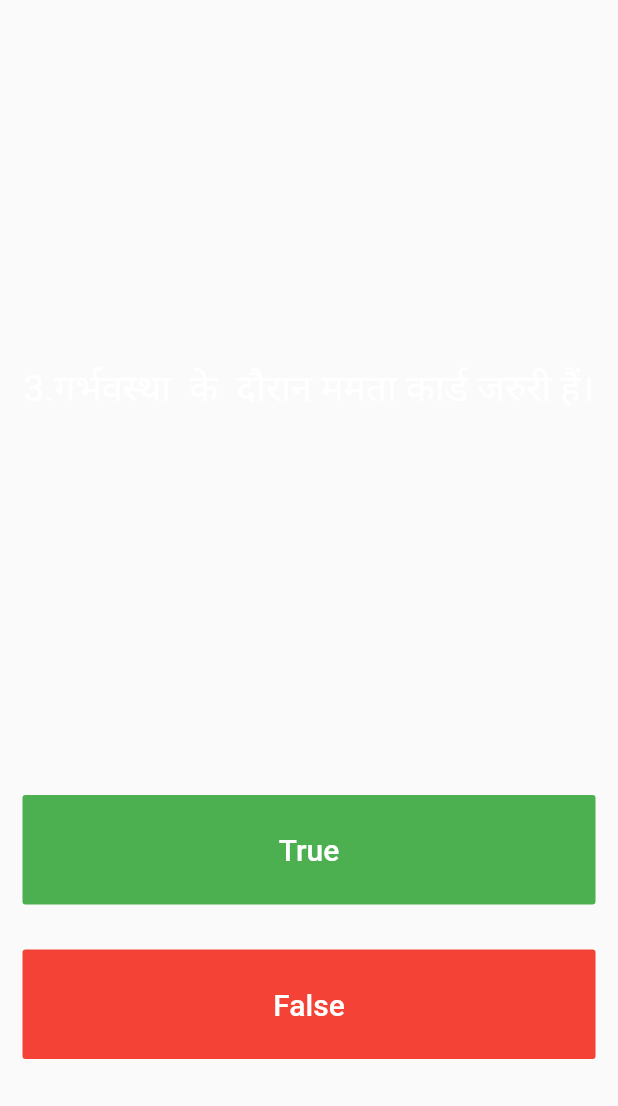
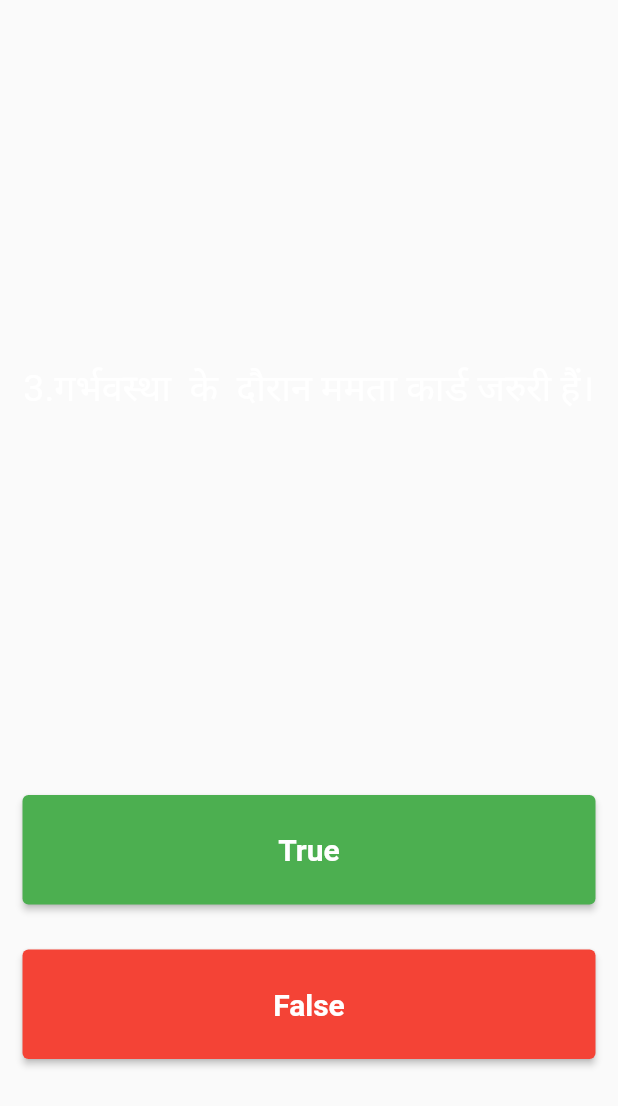
Before and after one commit to kanishka231/mai_new_version, a Flutter app: the QuizPage widget shown alone on an empty page, opened directly, on a phone screen of 412 x 824 dp. Shown: the top 1106 px of the screen. Run offline on Flutter 3.47's test engine with Material 2 defaults, Android fonts, the phone set to English and light mode, and no system bars; our stand-ins replace audioplayers, chewie, rflutter_alert, video_player.

Commit message:
changes in quiz

```diff
--- a/lib/quiz.dart
+++ b/lib/quiz.dart
@@ -32,10 +32,7 @@ class HomePage extends StatelessWidget {
                   color: Colors.brown.shade900,
                 ),
               ),
-              RaisedButton(
-                padding: EdgeInsets.all(15.0),
-                elevation: 5.0,
-                color: Colors.lightGreen.shade200,
+              ElevatedButton(
                 onPressed: () {
                   Navigator.push(
                     context,
@@ -44,11 +41,15 @@ class HomePage extends StatelessWidget {
                     ),
                   );
                 },
-                child: Text(
-                  'Start Quiz',
-                  style: TextStyle(fontSize: 40.0, color: Colors.red),
-                ),
-              )
+                style: ElevatedButton.styleFrom(
+                    primary: Colors.lightGreen.shade200,
+                    //onPrimary: Colors.white,
+                    padding: EdgeInsets.all(15.0),
+                    elevation: 5.0,
+                    textStyle:
+                    const TextStyle(fontSize: 40, fontWeight: FontWeight.bold,color: Colors.red,)),
+                child: const Text('Start Quiz'),
+              ),
             ],
           ),
         ),
@@ -182,38 +183,37 @@ class _QuizPageState extends State<QuizPage> {
         Expanded(
           child: Padding(
             padding: EdgeInsets.all(15.0),
-            child: FlatButton(
-              textColor: Colors.white,
-              color: Colors.green,
-              child: Text(
-                'True',
-                style: TextStyle(
-                  color: Colors.white,
-                  fontSize: 20.0,
-                ),
-              ),
+            child: ElevatedButton(
               onPressed: () {
                 checkAnswer(context, true);
               },
+              style: ElevatedButton.styleFrom(
+                  primary: Colors.green,
+                  onPrimary: Colors.white,
+                  padding:
+                  const EdgeInsets.symmetric(horizontal: 50, vertical: 20),
+                  textStyle:
+                  const TextStyle(fontSize: 20, fontWeight: FontWeight.bold,color: Colors.white,)),
+              child: const Text('True'),
             ),
           ),
         ),
         Expanded(
           child: Padding(
             padding: EdgeInsets.all(15.0),
-            child: FlatButton(
-              color: Colors.red,
-              child: Text(
-                'False',
-                style: TextStyle(
-                  fontSize: 20.0,
-                  color: Colors.white,
-                ),
-              ),
+            child: ElevatedButton(
               onPressed: () {
                 checkAnswer(context, false);
-              },
+                },
+              style: ElevatedButton.styleFrom(
+                primary: Colors.red,
+                  padding:
+                  const EdgeInsets.symmetric(horizontal: 50, vertical: 20),
+                  textStyle:
+                  const TextStyle(fontSize: 20, fontWeight: FontWeight.bold,color: Colors.white,)),
+              child: const Text('False'),
             ),
+
           ),
         ),
         Expanded(
```
Also changed, not shown: pubspec.lock.
